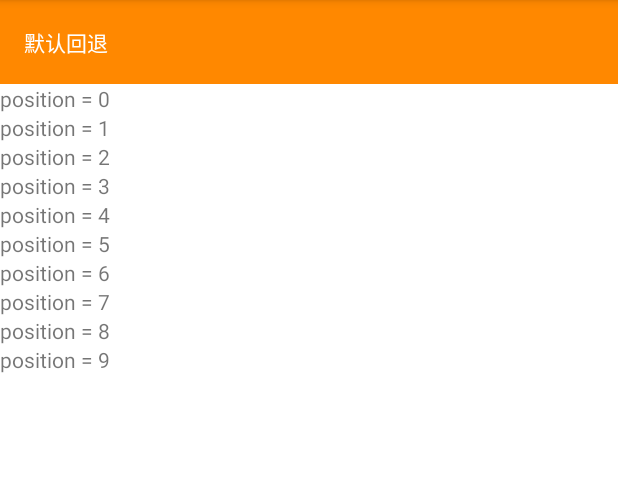
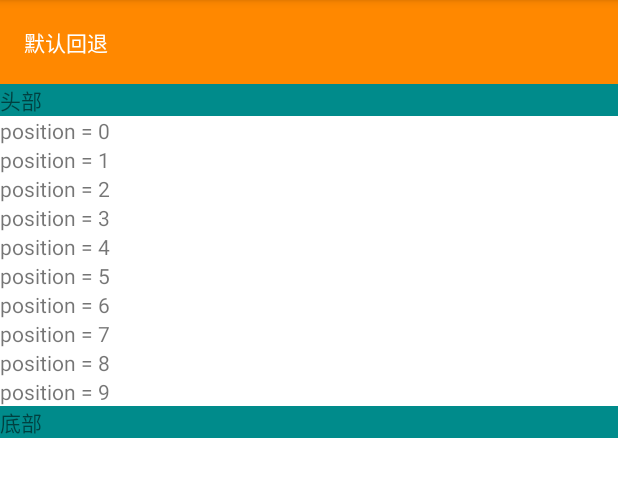
Before and after one commit to zhanfeiyu/Android-Basic-Demo, an Android app: the screen it shows after launch (MainActivity), on a phone screen of 412 x 824 dp, the part 84-581 px from its top. Run offline under Robolectric (Android 15) with nearby library versions, the phone set to English and light mode, and no system bars.

Commit message:
fix bug: no header view and footer view visisble

```diff
--- a/app/src/main/java/com/mike/demo/MainActivity.java
+++ b/app/src/main/java/com/mike/demo/MainActivity.java
@@ -123,7 +123,6 @@ public class MainActivity extends AppCompatActivity {
         @Override
         public void onBindViewHolder(@NonNull MyViewHolder holder, int position) {
             Log.d(TAG, "onBindViewHolder, position = " + position);
-            holder.textView.setText("position = " + mItems.get(position));
             holder.itemView.setOnClickListener(new View.OnClickListener() {
                 @Override
                 public void onClick(View v) {
@@ -131,6 +130,7 @@ public class MainActivity extends AppCompatActivity {
                     notifyDataSetChanged();
                 }
             });
+            holder.textView.setText("position = " + mItems.get(position));
         }
 
         @Override
--- a/app/src/main/java/com/mike/demo/patternusage/wrapperpattern/MyRecyclerView.java
+++ b/app/src/main/java/com/mike/demo/patternusage/wrapperpattern/MyRecyclerView.java
@@ -25,7 +25,7 @@ public class MyRecyclerView extends RecyclerView {
     @Override
     public void setAdapter(@Nullable Adapter adapter) {
         wrapRecyclerViewAdapter = new WrapRecyclerViewAdapter(adapter);
-        super.setAdapter(adapter);
+        super.setAdapter(wrapRecyclerViewAdapter);
     }
 
     public void addHeaderViews(View view) {
--- a/app/src/main/java/com/mike/demo/patternusage/wrapperpattern/WrapRecyclerViewAdapter.java
+++ b/app/src/main/java/com/mike/demo/patternusage/wrapperpattern/WrapRecyclerViewAdapter.java
@@ -39,6 +39,7 @@ public class WrapRecyclerViewAdapter extends RecyclerView.Adapter<RecyclerView.V
         // mRealAdapter 返回 mRealAdapter的ViewHolder
         int adjustPosition = position - headerCount;
         int realCount = mRealAdapter.getItemCount();
+        Log.d(TAG, "realCount = " + realCount);
         if (adjustPosition < realCount) {
             return mRealAdapter.onCreateViewHolder(parent, adjustPosition);
         }
```
